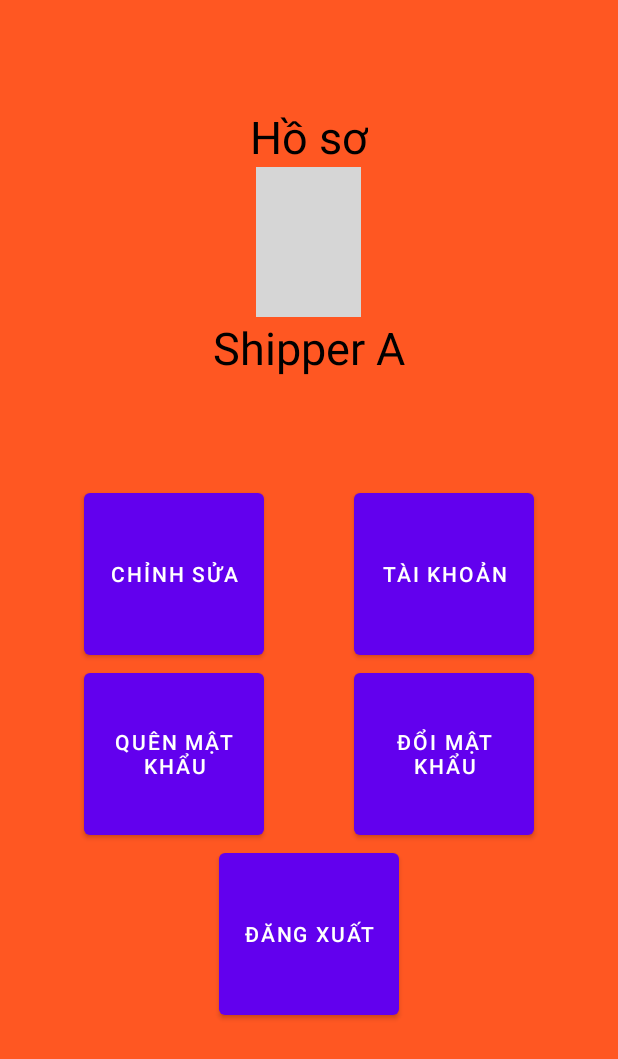
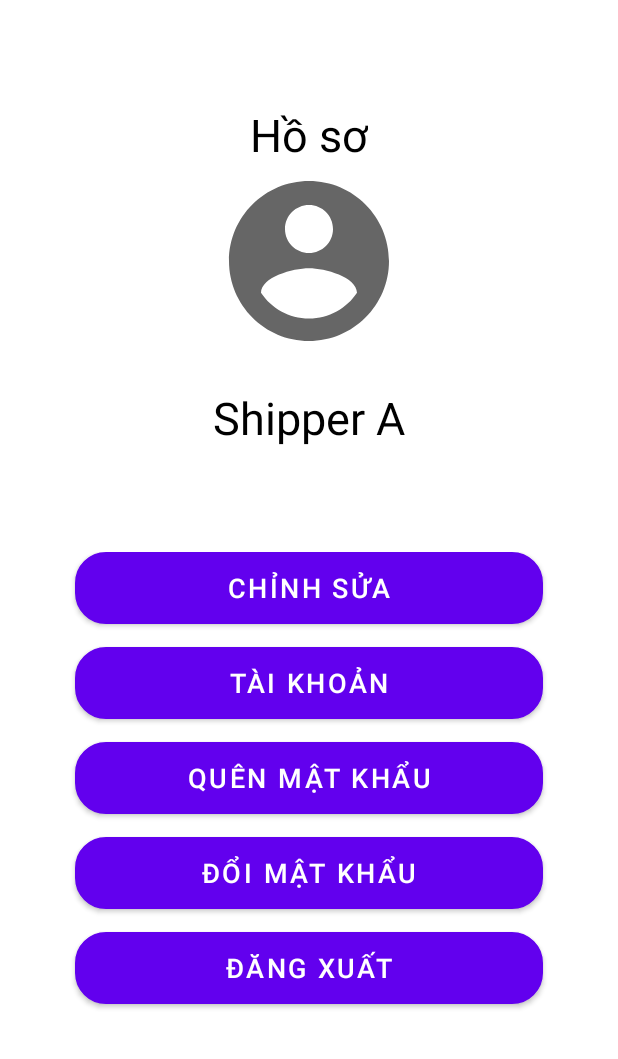
Before and after one commit to hatmitliti/Selling-book-shipper, an Android app: the fragment Profile shown on its own in the app's theme, on a phone screen of 412 x 824 dp. Shown: the top 1059 px of the screen. Run offline under Robolectric (Android 15) with nearby library versions, the phone set to English and light mode, and no system bars; our stand-ins replace CircleImageView, Firebase (no records; nobody signed in at launch, a user with empty details on screens opened directly); grey boxes are pictures that could not be loaded.

Commit message:
update profile UI

```diff
--- a/app/build.gradle
+++ b/app/build.gradle
@@ -45,4 +45,5 @@ dependencies {
     implementation platform('com.google.firebase:firebase-bom:28.4.1')
     implementation 'com.google.firebase:firebase-analytics'
     implementation 'com.google.firebase:firebase-database'
+    implementation 'de.hdodenhof:circleimageview:3.1.0'
 }
--- /dev/null
+++ b/app/src/main/res/drawable/bg_conner_button.xml
@@ -0,0 +1,6 @@
+<?xml version="1.0" encoding="utf-8"?>
+<shape android:shape="rectangle" xmlns:android="http://schemas.android.com/apk/res/android">
+    <stroke android:width="1dp"/>
+    <solid android:color="@color/purple_500"/>
+    <corners android:radius="20dp"/>
+</shape>
--- /dev/null
+++ b/app/src/main/res/drawable/ic_baseline_account_circle.xml
@@ -0,0 +1,10 @@
+<vector xmlns:android="http://schemas.android.com/apk/res/android"
+    android:width="128dp"
+    android:height="128dp"
+    android:viewportWidth="24"
+    android:viewportHeight="24"
+    android:tint="?attr/colorControlNormal">
+  <path
+      android:fillColor="@android:color/white"
+      android:pathData="M12,2C6.48,2 2,6.48 2,12s4.48,10 10,10 10,-4.48 10,-10S17.52,2 12,2zM12,5c1.66,0 3,1.34 3,3s-1.34,3 -3,3 -3,-1.34 -3,-3 1.34,-3 3,-3zM12,19.2c-2.5,0 -4.71,-1.28 -6,-3.22 0.03,-1.99 4,-3.08 6,-3.08 1.99,0 5.97,1.09 6,3.08 -1.29,1.94 -3.5,3.22 -6,3.22z"/>
+</vector>
--- a/app/src/main/res/layout/layout_ho_so.xml
+++ b/app/src/main/res/layout/layout_ho_so.xml
@@ -2,7 +2,6 @@
 <LinearLayout xmlns:android="http://schemas.android.com/apk/res/android"
     xmlns:app="http://schemas.android.com/apk/res-auto"
     android:layout_width="match_parent"
-    android:background="#FF5722"
     android:layout_height="match_parent"
     android:orientation="vertical">
 
@@ -20,16 +19,17 @@
             android:textColor="@color/black"
             android:textSize="30dp" />
 
-        <ImageView
+        <de.hdodenhof.circleimageview.CircleImageView
             android:id="@+id/imgShipper"
-            android:layout_width="70dp"
-            android:layout_height="100dp"
-            android:src="@drawable/img_profile" />
+            android:layout_width="wrap_content"
+            android:layout_height="wrap_content"
+            android:src="@drawable/ic_baseline_account_circle" />
 
         <TextView
             android:id="@+id/txtHoTenShipperInHoSo"
             android:layout_width="wrap_content"
             android:layout_height="wrap_content"
+            android:layout_marginTop="20dp"
             android:text="Shipper A"
             android:textColor="@color/black"
             android:textSize="30dp" />
@@ -39,64 +39,62 @@
         android:layout_width="match_parent"
         android:layout_height="wrap_content"
         android:layout_weight="5"
+
         android:orientation="vertical">
-
-        <LinearLayout
-            android:layout_width="match_parent"
-            android:layout_height="wrap_content"
-            android:gravity="center"
-            android:orientation="horizontal">
 
         <Button
             android:id="@+id/btnEdit"
-                android:layout_width="120dp"
-                android:layout_height="120dp"
-                android:layout_marginRight="30dp"
+            android:layout_width="match_parent"
+            android:layout_height="wrap_content"
+            android:layout_marginStart="50dp"
+            android:layout_marginEnd="50dp"
+            android:textSize="18dp"
+            android:background="@drawable/bg_conner_button"
+            android:layout_marginBottom="15dp"
             android:text="Chỉnh sửa" />
 
         <Button
             android:id="@+id/btnAccount"
-                android:layout_width="120dp"
-                android:layout_height="120dp"
-                android:layout_marginLeft="30dp"
-                android:text="Tài khoản" />
-        </LinearLayout>
-
-        <LinearLayout
             android:layout_width="match_parent"
             android:layout_height="wrap_content"
-            android:gravity="center"
-            android:orientation="horizontal">
+            android:layout_marginStart="50dp"
+            android:layout_marginEnd="50dp"
+            android:layout_marginBottom="15dp"
+            android:textSize="18dp"
+            android:background="@drawable/bg_conner_button"
+            android:text="Tài khoản" />
 
         <Button
             android:id="@+id/btnForgotPassword"
-                android:layout_width="120dp"
-                android:layout_height="120dp"
-                android:layout_marginLeft="30dp"
-                android:layout_marginRight="30dp"
+            android:layout_width="match_parent"
+            android:layout_height="wrap_content"
+            android:layout_marginStart="50dp"
+            android:layout_marginEnd="50dp"
+            android:layout_marginBottom="15dp"
+            android:textSize="18dp"
+            android:background="@drawable/bg_conner_button"
             android:text="Quên mật khẩu" />
+
         <Button
             android:id="@+id/btnProfile_ChangePassword"
-                android:layout_width="120dp"
-                android:layout_height="120dp"
-                android:layout_marginLeft="30dp"
-                android:layout_marginRight="30dp"
-                android:text="Đổi mật khẩu" />
-
-        </LinearLayout>
-        <LinearLayout
             android:layout_width="match_parent"
             android:layout_height="wrap_content"
-            android:gravity="center"
-            android:orientation="horizontal">
+            android:layout_marginStart="50dp"
+            android:layout_marginEnd="50dp"
+            android:layout_marginBottom="15dp"
+            android:textSize="18dp"
+            android:background="@drawable/bg_conner_button"
+            android:text="Đổi mật khẩu" />
 
         <Button
             android:id="@+id/btnLogOut"
-                android:layout_width="120dp"
-                android:layout_height="120dp"
-                android:layout_marginLeft="30dp"
-                android:layout_marginRight="30dp"
+            android:layout_width="match_parent"
+            android:layout_height="wrap_content"
+            android:layout_marginStart="50dp"
+            android:layout_marginEnd="50dp"
+            android:layout_marginBottom="15dp"
+            android:textSize="18dp"
+            android:background="@drawable/bg_conner_button"
             android:text="Đăng xuất" />
     </LinearLayout>
 </LinearLayout>
-</LinearLayout>
```
Lines whose indentation alone changed are shown as unchanged.
